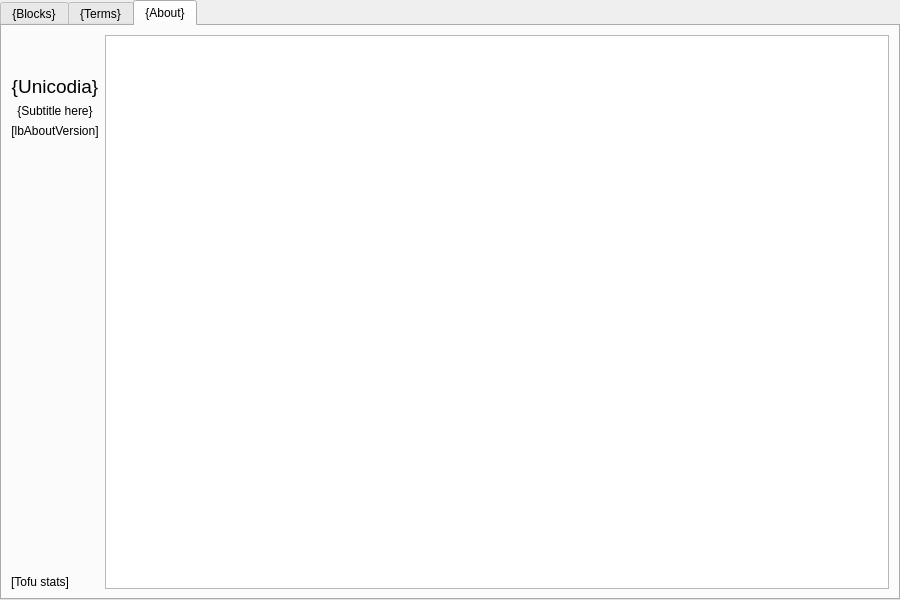
First picture: the form in Unicodia/FmMain.ui, repository Mercury13/unicodia, before the edit.
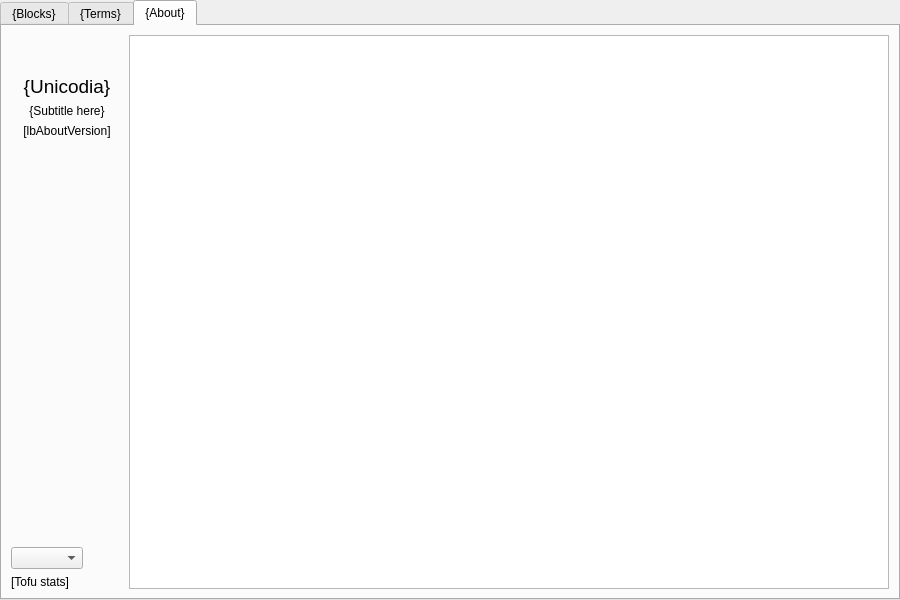
Second picture: the form after the edit. The open tabs and pages were chosen to show the change. Icons and pictures are not drawn. Custom widgets are drawn as their Qt base class.

Diff of the .ui file:
```diff
--- a/Unicodia/FmMain.ui
+++ b/Unicodia/FmMain.ui
@@ -571,7 +571,7 @@
        <attribute name="title">
         <string>{About}</string>
        </attribute>
-       <layout class="QHBoxLayout" name="horizontalLayout_7" stretch="0,0">
+       <layout class="QHBoxLayout" name="horizontalLayout_7" stretch="0,1">
         <item>
          <layout class="QVBoxLayout" name="verticalLayout_8">
           <item>
@@ -651,6 +651,29 @@
             </property>
            </spacer>
           </item>
+          <item>
+           <layout class="QHBoxLayout" name="horizontalLayout_8">
+            <property name="spacing">
+             <number>0</number>
+            </property>
+            <item>
+             <widget class="QComboBox" name="comboLang"/>
+            </item>
+            <item>
+             <spacer name="horizontalSpacer_4">
+              <property name="orientation">
+               <enum>Qt::Horizontal</enum>
+              </property>
+              <property name="sizeHint" stdset="0">
+               <size>
+                <width>40</width>
+                <height>20</height>
+               </size>
+              </property>
+             </spacer>
+            </item>
+           </layout>
+          </item>
           <item>
            <widget class="QLabel" name="lbTofuStats">
             <property name="text">
```
Left out of the diff: 2 changed lines with no effect on the pictures.
